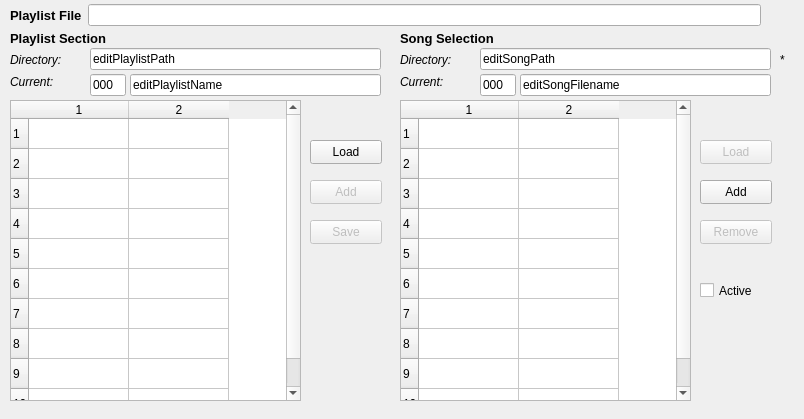
Qt form seq_qt5/forms/qplaylistframe.ui (ahlstromcj/sequencer64) before a commit.
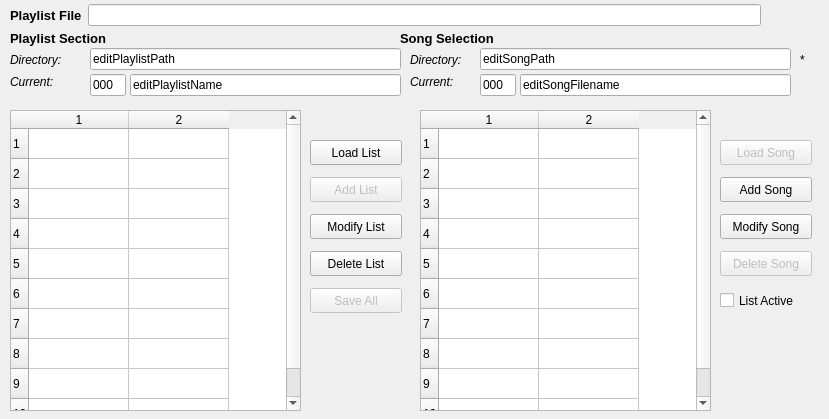
The same form after that commit.

Patch:
```diff
--- a/seq_qt5/forms/qplaylistframe.ui
+++ b/seq_qt5/forms/qplaylistframe.ui
@@ -6,7 +6,7 @@
    <rect>
     <x>0</x>
     <y>0</y>
-    <width>804</width>
+    <width>829</width>
     <height>419</height>
    </rect>
   </property>
@@ -37,7 +37,7 @@
    <property name="geometry">
     <rect>
      <x>10</x>
-     <y>100</y>
+     <y>110</y>
      <width>291</width>
      <height>301</height>
     </rect>
@@ -108,9 +108,9 @@
   <widget class="QLabel" name="labelCurrentSong">
    <property name="geometry">
     <rect>
-     <x>400</x>
+     <x>410</x>
      <y>74</y>
-     <width>71</width>
+     <width>61</width>
      <height>16</height>
     </rect>
    </property>
@@ -128,7 +128,7 @@
     <rect>
      <x>10</x>
      <y>52</y>
-     <width>74</width>
+     <width>71</width>
      <height>16</height>
     </rect>
    </property>
@@ -144,9 +144,9 @@
   <widget class="QLabel" name="labelSongDirectory">
    <property name="geometry">
     <rect>
-     <x>400</x>
+     <x>410</x>
      <y>52</y>
-     <width>74</width>
+     <width>61</width>
      <height>16</height>
     </rect>
    </property>
@@ -162,8 +162,8 @@
   <widget class="QTableWidget" name="tablePlaylistSongs">
    <property name="geometry">
     <rect>
-     <x>400</x>
-     <y>100</y>
+     <x>420</x>
+     <y>110</y>
      <width>291</width>
      <height>301</height>
     </rect>
@@ -190,99 +190,6 @@
    <column/>
    <column/>
   </widget>
-  <widget class="QPushButton" name="buttonPlaylistLoad">
-   <property name="enabled">
-    <bool>true</bool>
-   </property>
-   <property name="geometry">
-    <rect>
-     <x>310</x>
-     <y>140</y>
-     <width>72</width>
-     <height>24</height>
-    </rect>
-   </property>
-   <property name="minimumSize">
-    <size>
-     <width>72</width>
-     <height>24</height>
-    </size>
-   </property>
-   <property name="maximumSize">
-    <size>
-     <width>72</width>
-     <height>24</height>
-    </size>
-   </property>
-   <property name="toolTip">
-    <string>Opens a dialog to select and open a play-list file.</string>
-   </property>
-   <property name="text">
-    <string>Load</string>
-   </property>
-  </widget>
-  <widget class="QPushButton" name="buttonPlaylistSave">
-   <property name="enabled">
-    <bool>false</bool>
-   </property>
-   <property name="geometry">
-    <rect>
-     <x>310</x>
-     <y>220</y>
-     <width>72</width>
-     <height>24</height>
-    </rect>
-   </property>
-   <property name="minimumSize">
-    <size>
-     <width>72</width>
-     <height>24</height>
-    </size>
-   </property>
-   <property name="maximumSize">
-    <size>
-     <width>72</width>
-     <height>24</height>
-    </size>
-   </property>
-   <property name="toolTip">
-    <string>Saves the current play-list file.</string>
-   </property>
-   <property name="text">
-    <string>Save</string>
-   </property>
-  </widget>
-  <widget class="QPushButton" name="buttonSongLoad">
-   <property name="enabled">
-    <bool>false</bool>
-   </property>
-   <property name="geometry">
-    <rect>
-     <x>700</x>
-     <y>140</y>
-     <width>72</width>
-     <height>24</height>
-    </rect>
-   </property>
-   <property name="minimumSize">
-    <size>
-     <width>72</width>
-     <height>24</height>
-    </size>
-   </property>
-   <property name="maximumSize">
-    <size>
-     <width>72</width>
-     <height>24</height>
-    </size>
-   </property>
-   <property name="toolTip">
-    <string>Opens a file dialog to select a MIDI song to add to the current play-list.</string>
-   </property>
-   <property name="text">
-    <string>Load</string>
-   </property>
-  </widget>
   <widget class="QWidget" name="layoutWidget">
    <property name="geometry">
     <rect>
@@ -319,121 +226,12 @@
     </item>
    </layout>
   </widget>
-  <widget class="QPushButton" name="buttonSongAdd">
-   <property name="enabled">
-    <bool>true</bool>
-   </property>
-   <property name="geometry">
-    <rect>
-     <x>700</x>
-     <y>180</y>
-     <width>72</width>
-     <height>24</height>
-    </rect>
-   </property>
-   <property name="minimumSize">
-    <size>
-     <width>72</width>
-     <height>24</height>
-    </size>
-   </property>
-   <property name="maximumSize">
-    <size>
-     <width>72</width>
-     <height>24</height>
-    </size>
-   </property>
-   <property name="toolTip">
-    <string>Adds the song information specified above to the current play-list section.</string>
-   </property>
-   <property name="text">
-    <string>Add</string>
-   </property>
-  </widget>
-  <widget class="QPushButton" name="buttonSongRemove">
-   <property name="enabled">
-    <bool>false</bool>
-   </property>
-   <property name="geometry">
-    <rect>
-     <x>700</x>
-     <y>220</y>
-     <width>72</width>
-     <height>24</height>
-    </rect>
-   </property>
-   <property name="minimumSize">
-    <size>
-     <width>72</width>
-     <height>24</height>
-    </size>
-   </property>
-   <property name="maximumSize">
-    <size>
-     <width>72</width>
-     <height>24</height>
-    </size>
-   </property>
-   <property name="toolTip">
-    <string>Removes the current song from the current play-list section.</string>
-   </property>
-   <property name="text">
-    <string>Remove</string>
-   </property>
-  </widget>
-  <widget class="QPushButton" name="buttonPlaylistAdd">
-   <property name="enabled">
-    <bool>false</bool>
-   </property>
-   <property name="geometry">
-    <rect>
-     <x>310</x>
-     <y>180</y>
-     <width>72</width>
-     <height>24</height>
-    </rect>
-   </property>
-   <property name="minimumSize">
-    <size>
-     <width>72</width>
-     <height>24</height>
-    </size>
-   </property>
-   <property name="maximumSize">
-    <size>
-     <width>72</width>
-     <height>24</height>
-    </size>
-   </property>
-   <property name="toolTip">
-    <string>Adds the play-list defined by the entries above to the current play-list.</string>
-   </property>
-   <property name="text">
-    <string>Add</string>
-   </property>
-  </widget>
-  <widget class="QCheckBox" name="checkBoxPlaylistActive">
-   <property name="geometry">
-    <rect>
-     <x>700</x>
-     <y>280</y>
-     <width>81</width>
-     <height>21</height>
-    </rect>
-   </property>
-   <property name="toolTip">
-    <string>If checked, the loaded play-list file is active.</string>
-   </property>
-   <property name="text">
-    <string>Active</string>
-   </property>
-  </widget>
   <widget class="QLineEdit" name="editPlaylistPath">
    <property name="geometry">
     <rect>
      <x>90</x>
      <y>48</y>
-     <width>291</width>
+     <width>311</width>
      <height>22</height>
     </rect>
    </property>
@@ -465,7 +263,7 @@
     <rect>
      <x>130</x>
      <y>74</y>
-     <width>251</width>
+     <width>271</width>
      <height>22</height>
     </rect>
    </property>
@@ -481,7 +279,7 @@
     <rect>
      <x>480</x>
      <y>48</y>
-     <width>291</width>
+     <width>311</width>
      <height>22</height>
     </rect>
    </property>
@@ -513,7 +311,7 @@
     <rect>
      <x>520</x>
      <y>74</y>
-     <width>251</width>
+     <width>271</width>
      <height>22</height>
     </rect>
    </property>
@@ -527,7 +325,7 @@
   <widget class="QLabel" name="labelDirEmbedded">
    <property name="geometry">
     <rect>
-     <x>780</x>
+     <x>800</x>
      <y>50</y>
      <width>16</width>
      <height>20</height>
@@ -540,6 +338,271 @@
     <string>*</string>
    </property>
   </widget>
+  <widget class="QWidget" name="layoutWidget">
+   <property name="geometry">
+    <rect>
+     <x>310</x>
+     <y>140</y>
+     <width>94</width>
+     <height>175</height>
+    </rect>
+   </property>
+   <layout class="QVBoxLayout" name="verticalLayout">
+    <property name="spacing">
+     <number>12</number>
+    </property>
+    <item>
+     <widget class="QPushButton" name="buttonPlaylistLoad">
+      <property name="enabled">
+       <bool>true</bool>
+      </property>
+      <property name="sizePolicy">
+       <sizepolicy hsizetype="Expanding" vsizetype="Fixed">
+        <horstretch>0</horstretch>
+        <verstretch>0</verstretch>
+       </sizepolicy>
+      </property>
+      <property name="minimumSize">
+       <size>
+        <width>92</width>
+        <height>25</height>
+       </size>
+      </property>
+      <property name="maximumSize">
+       <size>
+        <width>92</width>
+        <height>25</height>
+       </size>
+      </property>
+      <property name="toolTip">
+       <string>Opens a dialog to select and open a play-list file.</string>
+      </property>
+      <property name="text">
+       <string>Load List</string>
+      </property>
+     </widget>
+    </item>
+    <item>
+     <widget class="QPushButton" name="buttonPlaylistAdd">
+      <property name="enabled">
+       <bool>false</bool>
+      </property>
+      <property name="minimumSize">
+       <size>
+        <width>92</width>
+        <height>25</height>
+       </size>
+      </property>
+      <property name="maximumSize">
+       <size>
+        <width>92</width>
+        <height>25</height>
+       </size>
+      </property>
+      <property name="toolTip">
+       <string>Adds the play-list defined by the entries above to the current play-list.</string>
+      </property>
+      <property name="text">
+       <string>Add List</string>
+      </property>
+     </widget>
+    </item>
+    <item>
+     <widget class="QPushButton" name="buttonPlaylistModify">
+      <property name="minimumSize">
+       <size>
+        <width>92</width>
+        <height>25</height>
+       </size>
+      </property>
+      <property name="maximumSize">
+       <size>
+        <width>92</width>
+        <height>25</height>
+       </size>
+      </property>
+      <property name="text">
+       <string>Modify List</string>
+      </property>
+     </widget>
+    </item>
+    <item>
+     <widget class="QPushButton" name="buttonPlaylistRemove">
+      <property name="minimumSize">
+       <size>
+        <width>92</width>
+        <height>25</height>
+       </size>
+      </property>
+      <property name="maximumSize">
+       <size>
+        <width>92</width>
+        <height>25</height>
+       </size>
+      </property>
+      <property name="text">
+       <string>Delete List</string>
+      </property>
+     </widget>
+    </item>
+    <item>
+     <widget class="QPushButton" name="buttonPlaylistSave">
+      <property name="enabled">
+       <bool>false</bool>
+      </property>
+      <property name="minimumSize">
+       <size>
+        <width>92</width>
+        <height>25</height>
+       </size>
+      </property>
+      <property name="maximumSize">
+       <size>
+        <width>92</width>
+        <height>25</height>
+       </size>
+      </property>
+      <property name="toolTip">
+       <string>Saves the current play-list file.</string>
+      </property>
+      <property name="text">
+       <string>Save All</string>
+      </property>
+     </widget>
+    </item>
+   </layout>
+  </widget>
+  <widget class="QWidget" name="layoutWidget">
+   <property name="geometry">
+    <rect>
+     <x>720</x>
+     <y>140</y>
+     <width>94</width>
+     <height>175</height>
+    </rect>
+   </property>
+   <layout class="QVBoxLayout" name="verticalLayout_2">
+    <property name="spacing">
+     <number>12</number>
+    </property>
+    <item>
+     <widget class="QPushButton" name="buttonSongLoad">
+      <property name="enabled">
+       <bool>false</bool>
+      </property>
+      <property name="minimumSize">
+       <size>
+        <width>92</width>
+        <height>25</height>
+       </size>
+      </property>
+      <property name="maximumSize">
+       <size>
+        <width>92</width>
+        <height>25</height>
+       </size>
+      </property>
+      <property name="toolTip">
+       <string>Opens a file dialog to select a MIDI song to add to the current play-list.</string>
+      </property>
+      <property name="text">
+       <string>Load Song</string>
+      </property>
+     </widget>
+    </item>
+    <item>
+     <widget class="QPushButton" name="buttonSongAdd">
+      <property name="enabled">
+       <bool>true</bool>
+      </property>
+      <property name="minimumSize">
+       <size>
+        <width>92</width>
+        <height>25</height>
+       </size>
+      </property>
+      <property name="maximumSize">
+       <size>
+        <width>92</width>
+        <height>25</height>
+       </size>
+      </property>
+      <property name="toolTip">
+       <string>Adds the song information specified above to the current play-list section.</string>
+      </property>
+      <property name="text">
+       <string>Add Song</string>
+      </property>
+     </widget>
+    </item>
+    <item>
+     <widget class="QPushButton" name="buttonSongModify">
+      <property name="minimumSize">
+       <size>
+        <width>92</width>
+        <height>25</height>
+       </size>
+      </property>
+      <property name="maximumSize">
+       <size>
+        <width>92</width>
+        <height>25</height>
+       </size>
+      </property>
+      <property name="text">
+       <string>Modify Song</string>
+      </property>
+     </widget>
+    </item>
+    <item>
+     <widget class="QPushButton" name="buttonSongRemove">
+      <property name="enabled">
+       <bool>false</bool>
+      </property>
+      <property name="minimumSize">
+       <size>
+        <width>92</width>
+        <height>25</height>
+       </size>
+      </property>
+      <property name="maximumSize">
+       <size>
+        <width>92</width>
+        <height>25</height>
+       </size>
+      </property>
+      <property name="toolTip">
+       <string>Removes the current song from the current play-list section.</string>
+      </property>
+      <property name="text">
+       <string>Delete Song</string>
+      </property>
+     </widget>
+    </item>
+    <item>
+     <widget class="QCheckBox" name="checkBoxPlaylistActive">
+      <property name="minimumSize">
+       <size>
+        <width>92</width>
+        <height>25</height>
+       </size>
+      </property>
+      <property name="maximumSize">
+       <size>
+        <width>92</width>
+        <height>25</height>
+       </size>
+      </property>
+      <property name="toolTip">
+       <string>If checked, the loaded play-list file is active.</string>
+      </property>
+      <property name="text">
+       <string>List Active</string>
+      </property>
+     </widget>
+    </item>
+   </layout>
+  </widget>
  </widget>
  <resources/>
  <connections/>
```
Left out of the diff: 2 changed lines with no effect on the pictures.
